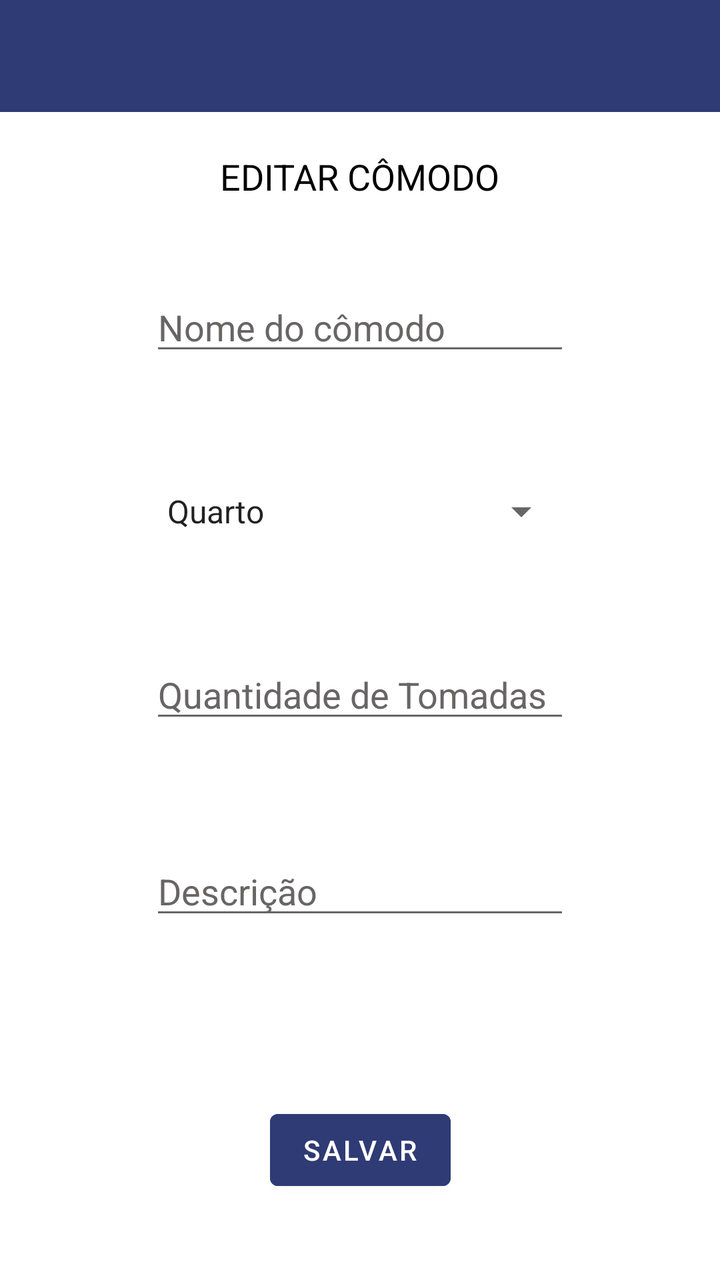
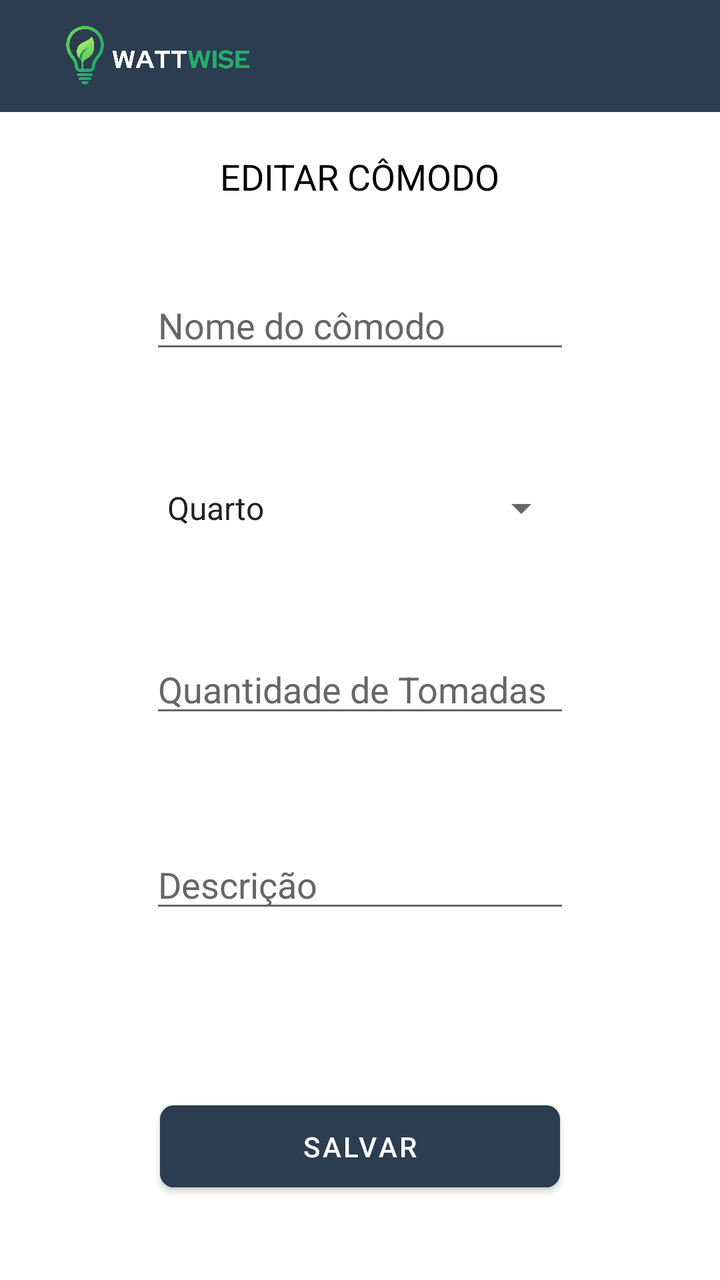

Before-and-after screenshots of an Android layout around one commit, followed by the original layout XML and the change that was made.
<!-- AndroidManifest.xml: application theme Theme.WattWiseApp -->
<!-- res/layout/activity_edit_room.xml -->
<?xml version="1.0" encoding="utf-8"?>
<androidx.constraintlayout.widget.ConstraintLayout xmlns:android="http://schemas.android.com/apk/res/android"
    xmlns:app="http://schemas.android.com/apk/res-auto"
    xmlns:tools="http://schemas.android.com/tools"
    android:id="@+id/main"
    android:layout_width="match_parent"
    android:layout_height="match_parent"
    android:background="#FFFFFF"
    tools:context=".editRoom">

    
    <com.google.android.material.appbar.MaterialToolbar
        android:id="@+id/toolbar"
        android:layout_width="0dp"
        android:layout_height="wrap_content"
        android:background="#2F3B75"
        android:title="Editar Cômodo"
        android:titleTextColor="@android:color/white"
        app:popupTheme="@style/MenuBranco"
        app:layout_constraintEnd_toEndOf="parent"
        app:layout_constraintStart_toStartOf="parent"
        app:layout_constraintTop_toTopOf="parent" />

    
    <TextView
        android:id="@+id/textViewTituloEdit"
        android:layout_width="wrap_content"
        android:layout_height="wrap_content"
        android:layout_marginTop="20dp"
        android:text="EDITAR CÔMODO"
        android:textColor="#000000"
        android:textSize="18sp"
        app:layout_constraintEnd_toEndOf="parent"
        app:layout_constraintStart_toStartOf="parent"
        app:layout_constraintTop_toBottomOf="@+id/toolbar" />

    
    <EditText
        android:id="@+id/editNomeComodo"
        android:layout_width="wrap_content"
        android:layout_height="wrap_content"
        android:layout_marginTop="100dp"
        android:layout_marginBottom="20dp"
        android:ems="10"
        android:hint="Nome do cômodo"
        android:inputType="text"
        android:textColor="#000000"
        android:textColorHint="#686565"
        app:layout_constraintBottom_toTopOf="@+id/editTipoComodo"
        app:layout_constraintEnd_toEndOf="parent"
        app:layout_constraintStart_toStartOf="parent"
        app:layout_constraintTop_toTopOf="parent" />

    
    <Spinner
        android:id="@+id/editTipoComodo"
        android:layout_width="209dp"
        android:layout_height="wrap_content"
        android:textColor="#000000"
        android:entries="@array/tipos_comodos"
        app:layout_constraintBottom_toTopOf="@+id/editQtdTomadasComodo"
        app:layout_constraintEnd_toEndOf="parent"
        app:layout_constraintStart_toStartOf="parent"
        app:layout_constraintTop_toBottomOf="@+id/editNomeComodo" />

    
    <EditText
        android:id="@+id/editQtdTomadasComodo"
        android:layout_width="wrap_content"
        android:layout_height="wrap_content"
        android:layout_marginTop="16dp"
        android:ems="10"
        android:hint="Quantidade de Tomadas"
        android:inputType="number"
        android:textColor="#000000"
        android:textColorHint="#686565"
        app:layout_constraintBottom_toTopOf="@+id/editDescricaoComodo"
        app:layout_constraintEnd_toEndOf="parent"
        app:layout_constraintStart_toStartOf="parent"
        app:layout_constraintTop_toBottomOf="@+id/editTipoComodo" />

    
    <EditText
        android:id="@+id/editDescricaoComodo"
        android:layout_width="wrap_content"
        android:layout_height="wrap_content"
        android:layout_marginTop="16dp"
        android:layout_marginBottom="45dp"
        android:ems="10"
        android:hint="Descrição"
        android:inputType="text"
        android:textColor="#000000"
        android:textColorHint="#686565"
        app:layout_constraintBottom_toTopOf="@+id/btnSalvarEdicaoComodo"
        app:layout_constraintEnd_toEndOf="parent"
        app:layout_constraintStart_toStartOf="parent"
        app:layout_constraintTop_toBottomOf="@+id/editQtdTomadasComodo" />

    
    <Button
        android:id="@+id/btnSalvarEdicaoComodo"
        android:layout_width="wrap_content"
        android:layout_height="wrap_content"
        android:backgroundTint="#2F3B75"
        android:text="Salvar"
        android:textColor="#FFFFFF"
        app:layout_constraintBottom_toBottomOf="parent"
        app:layout_constraintEnd_toEndOf="parent"
        app:layout_constraintStart_toStartOf="parent"
        app:layout_constraintTop_toBottomOf="@+id/editDescricaoComodo" />

</androidx.constraintlayout.widget.ConstraintLayout>
<!-- resources referenced by this layout -->
<resources>
  <string-array name="tipos_comodos">
          <item>Quarto</item>
          <item>Sala de Estar</item>
          <item>Sala de Jantar</item>
          <item>Cozinha</item>
          <item>Banheiro</item>
          <item>Garagem</item>
          <item>Área Externa</item>
          <item>Sala de Jogos</item>
      </string-array>
  <style name="MenuBranco" parent="ThemeOverlay.Material3.Light">
          <item name="colorSurface">#FFFFFF</item>
          <item name="colorOnSurface">#000000</item>
          <item name="android:background">#FFFFFF</item>
      </style>
  <style name="Theme.WattWiseApp" parent="Base.Theme.WattWiseApp" />
  <style name="Base.Theme.WattWiseApp" parent="Theme.MaterialComponents.DayNight.NoActionBar">
          
          
      </style>
</resources>

<!-- the commit's change to res/layout/activity_edit_room.xml (unified diff, before → after) -->
@@ -6,20 +6,34 @@
     android:layout_width="match_parent"
     android:layout_height="match_parent"
     android:background="#FFFFFF"
+    android:fitsSystemWindows="true"
     tools:context=".editRoom">
 
     
     <com.google.android.material.appbar.MaterialToolbar
         android:id="@+id/toolbar"
-        android:layout_width="0dp"
+        android:layout_width="match_parent"
         android:layout_height="wrap_content"
-        android:background="#2F3B75"
-        android:title="Editar Cômodo"
+        android:background="#2B3D4F"
+        android:title="Lista de comodos"
         android:titleTextColor="@android:color/white"
-        app:popupTheme="@style/MenuBranco"
         app:layout_constraintEnd_toEndOf="parent"
         app:layout_constraintStart_toStartOf="parent"
+        app:layout_constraintTop_toTopOf="parent"
+        app:popupTheme="@style/MenuBranco" />
+
+    <ImageView
+        android:layout_width="120dp"
+        android:layout_height="32dp"
+        android:layout_gravity="start"
+        android:layout_marginStart="-200dp"
+        android:scaleType="fitCenter"
+        android:src="@drawable/logoo"
+        app:layout_constraintBottom_toBottomOf="@+id/toolbar"
+        app:layout_constraintEnd_toEndOf="@+id/toolbar"
+        app:layout_constraintStart_toStartOf="@+id/toolbar"
         app:layout_constraintTop_toTopOf="parent" />
+
 
     
     <TextView
@@ -99,10 +113,11 @@
     
     <Button
         android:id="@+id/btnSalvarEdicaoComodo"
-        android:layout_width="wrap_content"
-        android:layout_height="wrap_content"
-        android:backgroundTint="#2F3B75"
-        android:text="Salvar"
+        android:layout_width="200dp"
+        android:layout_height="53dp"
+        app:cornerRadius="7dp"
+        android:backgroundTint="#2b3d4f"
+        android:text="SALVAR"
         android:textColor="#FFFFFF"
         app:layout_constraintBottom_toBottomOf="parent"
         app:layout_constraintEnd_toEndOf="parent"
<!-- resource entries referenced after the edit -->
@@ -10,6 +10,7 @@
           <item>Área Externa</item>
           <item>Sala de Jogos</item>
       </string-array>
+  <!-- drawable logoo: png bitmap (drawable, 169475 bytes) -->
   <style name="MenuBranco" parent="ThemeOverlay.Material3.Light">
           <item name="colorSurface">#FFFFFF</item>
           <item name="colorOnSurface">#000000</item>
